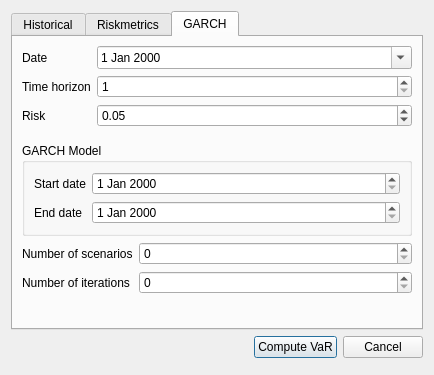
Old version of the form Sources/GUI/windows/VarDialog.ui in the repository pchaigno/varsoft.
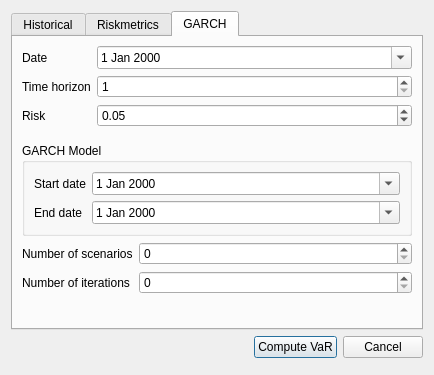
New version of the form.

What changed in the file:
```diff
--- a/Sources/GUI/windows/VarDialog.ui
+++ b/Sources/GUI/windows/VarDialog.ui
@@ -267,7 +267,11 @@
            </widget>
           </item>
           <item row="0" column="1">
-           <widget class="QDateEdit" name="startdate_garch"/>
+           <widget class="QDateEdit" name="startdate_garch">
+            <property name="calendarPopup">
+             <bool>true</bool>
+            </property>
+           </widget>
           </item>
           <item row="1" column="0">
            <widget class="QLabel" name="label_13">
@@ -277,7 +281,11 @@
            </widget>
           </item>
           <item row="1" column="1">
-           <widget class="QDateEdit" name="enddate_garch"/>
+           <widget class="QDateEdit" name="enddate_garch">
+            <property name="calendarPopup">
+             <bool>true</bool>
+            </property>
+           </widget>
           </item>
          </layout>
         </widget>
```
Left out of the diff: 6 changed lines with no effect on the pictures.
